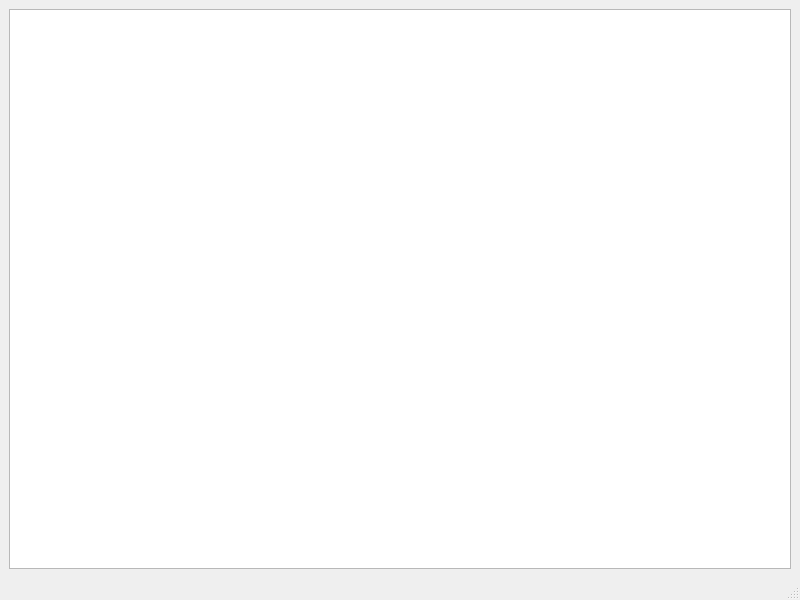
Before: the Qt Designer form mainwindow.ui in uriegel/Kommander, drawn with Qt 5.
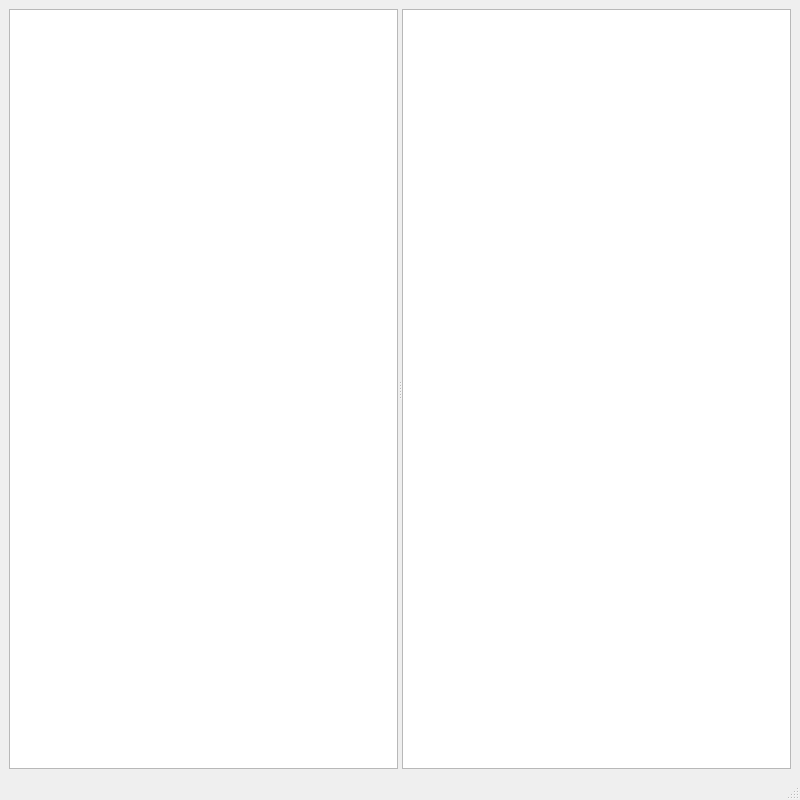
After: the same form once the commit is applied. Icons and pictures are not drawn. Custom widgets are drawn as their Qt base class.

Commit message: SplitterView with two FolderViews

```diff
--- a/mainwindow.ui
+++ b/mainwindow.ui
@@ -7,7 +7,7 @@
     <x>0</x>
     <y>0</y>
     <width>800</width>
-    <height>600</height>
+    <height>800</height>
    </rect>
   </property>
   <property name="font">
@@ -34,7 +34,11 @@
    </property>
    <layout class="QVBoxLayout" name="verticalLayout">
     <item>
-     <widget class="FolderView" name="folderView">
+     <widget class="QSplitter" name="splitter">
+      <property name="orientation">
+       <enum>Qt::Horizontal</enum>
+      </property>
+      <widget class="FolderView" name="leftFolderView">
       <property name="selectionMode">
        <enum>QAbstractItemView::MultiSelection</enum>
       </property>
@@ -56,6 +60,30 @@
       <property name="expandsOnDoubleClick">
        <bool>false</bool>
       </property>
+      </widget>
+      <widget class="FolderView" name="rightFolderView">
+       <property name="selectionMode">
+        <enum>QAbstractItemView::MultiSelection</enum>
+       </property>
+       <property name="rootIsDecorated">
+        <bool>false</bool>
+       </property>
+       <property name="uniformRowHeights">
+        <bool>true</bool>
+       </property>
+       <property name="itemsExpandable">
+        <bool>false</bool>
+       </property>
+       <property name="sortingEnabled">
+        <bool>true</bool>
+       </property>
+       <property name="allColumnsShowFocus">
+        <bool>true</bool>
+       </property>
+       <property name="expandsOnDoubleClick">
+        <bool>false</bool>
+       </property>
+      </widget>
      </widget>
     </item>
    </layout>
```
Lines whose indentation alone changed are shown as unchanged. The commit also changes 3 other files.
